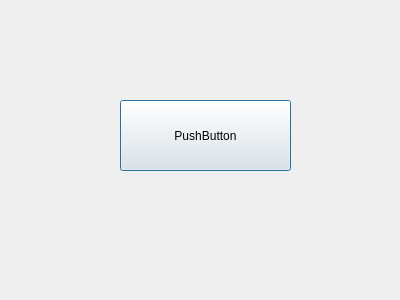
Qt form SignalsAndSlots/dialog.ui (ChaosKingNV/QT-Practice) before a commit.
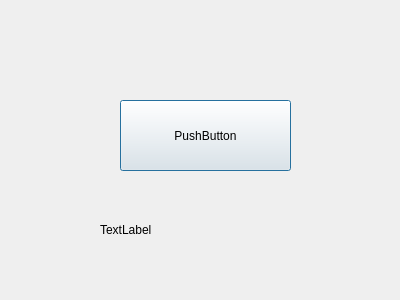
The same form after that commit.

What changed in the file:
```diff
--- a/SignalsAndSlots/dialog.ui
+++ b/SignalsAndSlots/dialog.ui
@@ -26,6 +26,19 @@
     <string>PushButton</string>
    </property>
   </widget>
+  <widget class="QLabel" name="label">
+   <property name="geometry">
+    <rect>
+     <x>100</x>
+     <y>220</y>
+     <width>181</width>
+     <height>20</height>
+    </rect>
+   </property>
+   <property name="text">
+    <string>TextLabel</string>
+   </property>
+  </widget>
  </widget>
  <resources/>
  <connections/>
```
